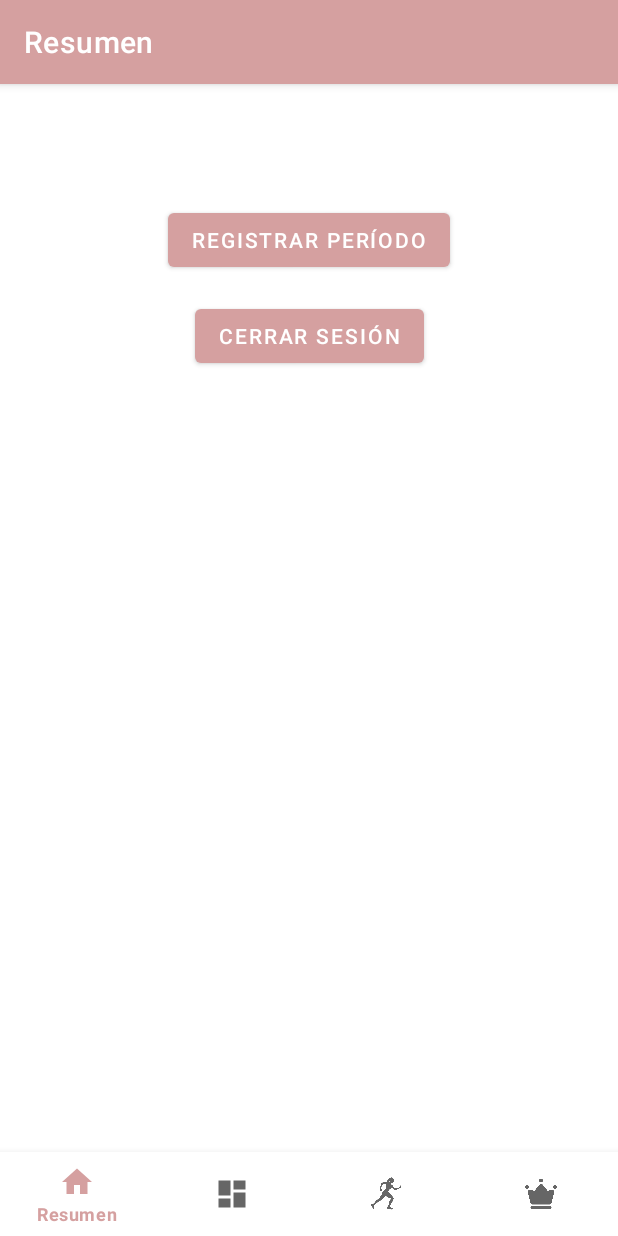
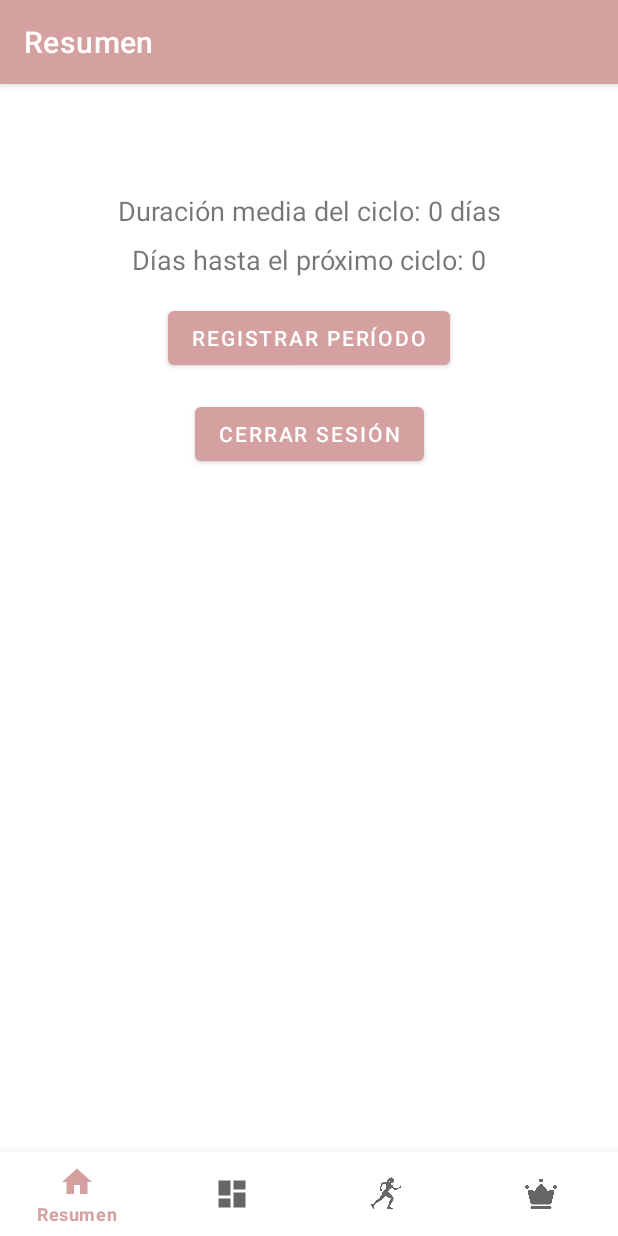
Before and after one commit to kiglesiasesteves/ProyectoDAM, an Android app built with Jetpack Compose: the screen it shows after launch once a user with an empty profile is signed in (MainActivity), on a phone screen of 412 x 824 dp. Run offline under Robolectric (Android 15) with nearby library versions, the phone set to English and light mode, and no system bars; our stand-ins replace Firebase (no records; nobody signed in at launch, a user with empty details on screens opened directly), navigation-ui.

Commit message:
APTO: Cmbio en home para que funcione

```diff
--- a/app/src/main/res/layout/fragment_home.xml
+++ b/app/src/main/res/layout/fragment_home.xml
@@ -34,14 +34,48 @@
             android:src="@drawable/dias"
             android:visibility="gone"
             android:layout_marginStart="8dp" />
+
+        <ImageView
+            android:id="@+id/anotherIcon"
+            android:layout_width="wrap_content"
+            android:layout_height="wrap_content"
+            android:src="@drawable/sangrado"
+            android:visibility="gone"
+            android:layout_marginStart="8dp" />
     </LinearLayout>
+
+    <TextView
+        android:id="@+id/cycleTextView"
+        android:layout_width="wrap_content"
+        android:layout_height="wrap_content"
+        android:text="Duración media del ciclo: 0 días"
+        android:textSize="18sp"
+        android:textAlignment="center"
+        android:gravity="center"
+        app:layout_constraintTop_toBottomOf="@id/periodDaysLayout"
+        app:layout_constraintStart_toStartOf="parent"
+        app:layout_constraintEnd_toEndOf="parent"
+        android:layout_marginTop="8dp" />
+
+    <TextView
+        android:id="@+id/daysLeftTextView"
+        android:layout_width="wrap_content"
+        android:layout_height="wrap_content"
+        android:text="Días hasta el próximo ciclo: 0"
+        android:textSize="18sp"
+        android:textAlignment="center"
+        android:gravity="center"
+        app:layout_constraintTop_toBottomOf="@id/cycleTextView"
+        app:layout_constraintStart_toStartOf="parent"
+        app:layout_constraintEnd_toEndOf="parent"
+        android:layout_marginTop="8dp" />
 
     <Button
         android:id="@+id/buttonRegisterPeriod"
         android:layout_width="wrap_content"
         android:layout_height="wrap_content"
         android:text="Registrar período"
-        app:layout_constraintTop_toBottomOf="@id/periodDaysLayout"
+        app:layout_constraintTop_toBottomOf="@id/daysLeftTextView"
         app:layout_constraintStart_toStartOf="parent"
         app:layout_constraintEnd_toEndOf="parent"
         android:layout_marginTop="16dp" />
```
Also changed, not shown: app/src/main/java/com/example/menstruacionnavapp/ui/home/HomeFragment.kt (+62 -50 lines).
